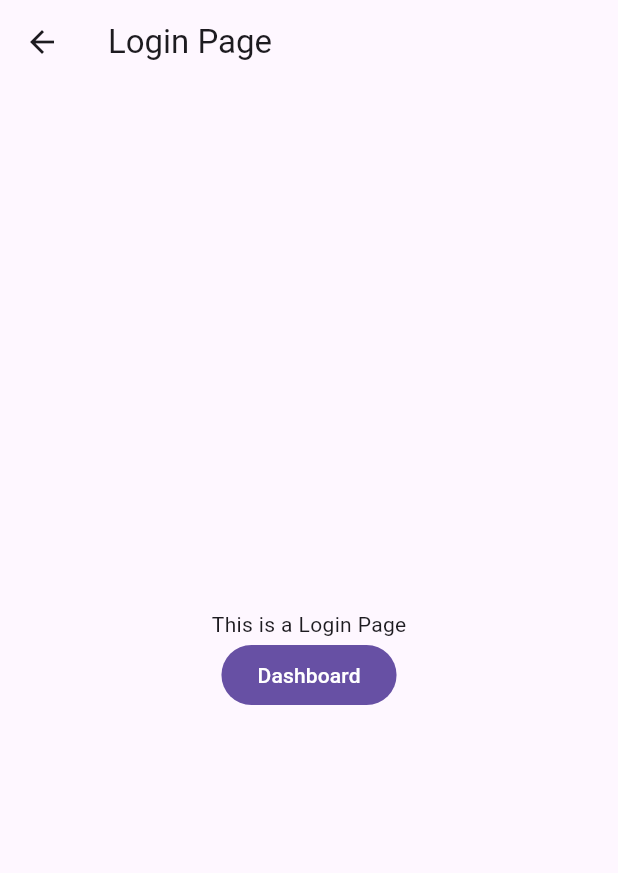
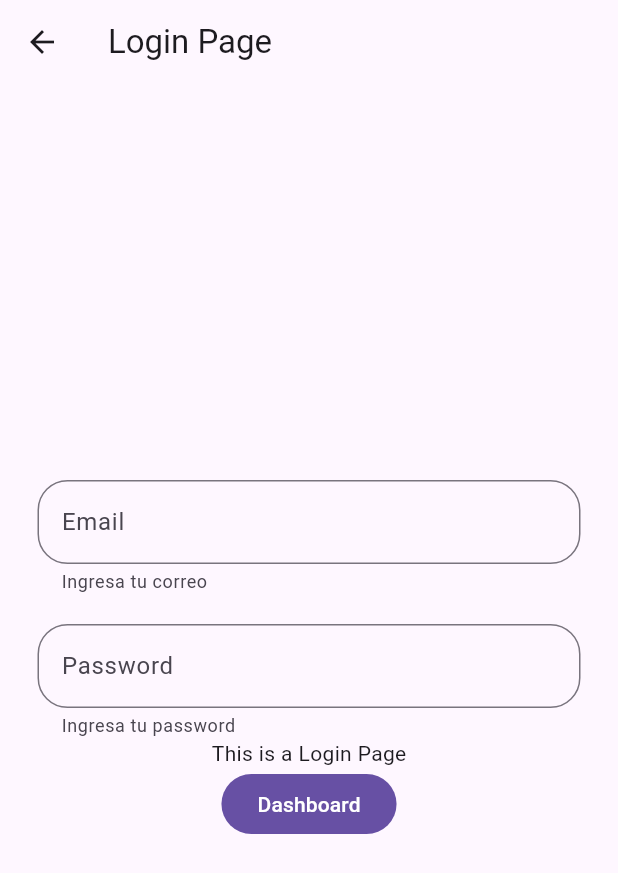
Before and after one commit to LuisEduardo821/resolucion_parcial_uno_app, a Flutter app: the screen it shows after launch, after a tap on "Login", on a phone screen of 412 x 824 dp. Shown: the top 873 px of the screen. Run offline on Flutter 3.47's test engine with Material 2 defaults, Android fonts, the phone set to English and light mode, and no system bars; our stand-ins replace flutter_riverpod, go_router.

Commit message:
agregamos riverpod

```diff
--- a/lib/main.dart
+++ b/lib/main.dart
@@ -1,8 +1,9 @@
+import 'package:flutter_riverpod/flutter_riverpod.dart';
 import 'package:resolucion_parcial/routes/app_router.dart';
 import 'package:flutter/material.dart';
 
 void main() {
-  runApp(const MyApp());
+  runApp(const ProviderScope(child: MyApp()));
 }
 
 class MyApp extends StatelessWidget {
--- a/lib/pages/login_page.dart
+++ b/lib/pages/login_page.dart
@@ -1,29 +1,58 @@
-
+import 'package:flutter_riverpod/flutter_riverpod.dart';
 import 'package:resolucion_parcial/routes/app_router.dart';
 import 'package:flutter/material.dart';
 import 'package:go_router/go_router.dart';
 
-class LoginPage extends StatelessWidget {
+class LoginPage extends ConsumerWidget {
   const LoginPage({super.key});
 
   @override
-  Widget build(BuildContext context) {
+  Widget build(BuildContext context, WidgetRef ref) {
+    final TextEditingController emailCtrl = TextEditingController();
+    final TextEditingController passlCtrl = TextEditingController();
+
     return Scaffold(
         appBar: AppBar(
           title: const Text('Login Page'),
         ),
-        body: Column(
+        body: Padding(
+          padding: const EdgeInsets.symmetric(horizontal: 25),
+          child: Column(
             mainAxisAlignment: MainAxisAlignment.center,
             children: [
+              TextFormField(
+                controller: emailCtrl,
+                keyboardType: TextInputType.emailAddress,
+                decoration: InputDecoration(
+                    border: OutlineInputBorder(
+                      borderRadius: BorderRadius.circular(20),
+                    ),
+                    helperText: "Ingresa tu correo",
+                    label: const Text('Email')),
+              ),
+              const SizedBox(height: 20),
+              TextField(
+                controller: passlCtrl,
+                obscureText: true,
+                decoration: InputDecoration(
+                    border: OutlineInputBorder(
+                      borderRadius: BorderRadius.circular(20),
+                    ),
+                    helperText: "Ingresa tu password",
+                    label: const Text('Password')),
+              ),
               const Center(
                 child: Text('This is a Login Page'),
               ),
               FilledButton(
                   onPressed: () {
-                  context.push(AppRouters.dashboard);
+                    print(emailCtrl.text);
+                    print(passlCtrl.text);
+                    // context.push(AppRouters.dashboard);
                   },
                   child: const Text('Dashboard'))
             ],
+          ),
         ));
   }
 }
--- /dev/null
+++ b/lib/providers/login_provider.dart
@@ -0,0 +1,4 @@
+import 'package:flutter_riverpod/flutter_riverpod.dart';
+
+final emailProvider = StateProvider((ref) => null);
+final passProvider = StateProvider((ref) => null);
--- a/pubspec.yaml
+++ b/pubspec.yaml
@@ -36,6 +36,8 @@ dependencies:
   # Use with the CupertinoIcons class for iOS style icons.
   cupertino_icons: ^1.0.2
   go_router: ^12.1.1
+  dio: ^5.3.3
+  flutter_riverpod: ^2.4.8
 
 dev_dependencies:
   flutter_test:
```
Also changed, not shown: pubspec.lock. Lines whose indentation alone changed are shown as unchanged.
